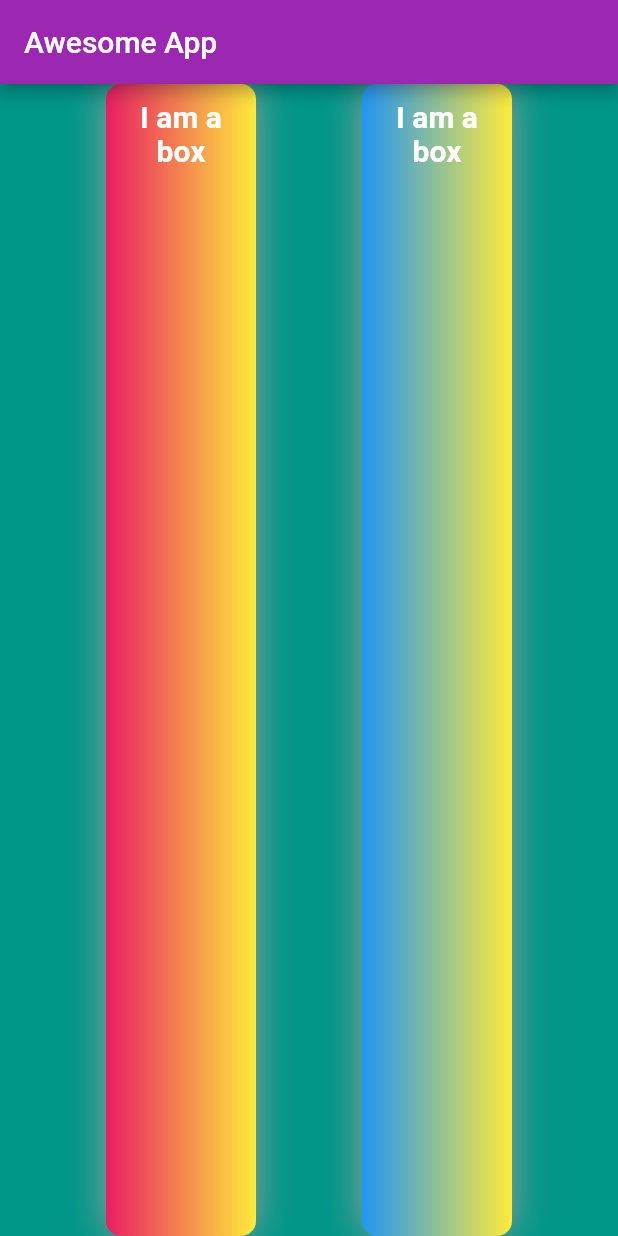
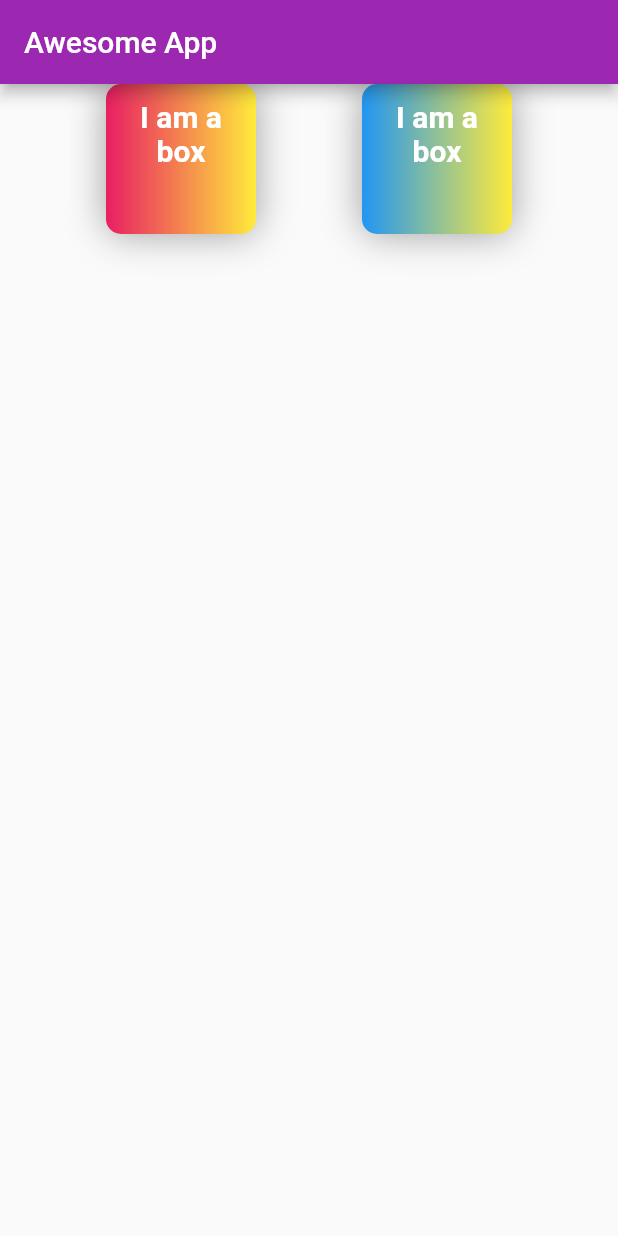
Before and after one commit to optimus789/Flutter-new-app, a Flutter app: the screen it shows after launch, on a phone screen of 412 x 824 dp. Run offline on Flutter 3.47's test engine with Material 2 defaults, Android fonts, the phone set to English and light mode, and no system bars.

Commit message:
last change on 1st point

```diff
--- a/newapp/lib/main.dart
+++ b/newapp/lib/main.dart
@@ -16,10 +16,9 @@ class HomePage extends StatelessWidget {
         appBar: AppBar(title: Text("Awesome App")),
         body: Container(
             width: 500,
-            color: Colors.teal,
             child: Row(
               mainAxisAlignment: MainAxisAlignment.spaceEvenly,
-              crossAxisAlignment: CrossAxisAlignment.stretch,
+              crossAxisAlignment: CrossAxisAlignment.start,
               children: [
                 Container(
                   padding: const EdgeInsets.all(10),
```
